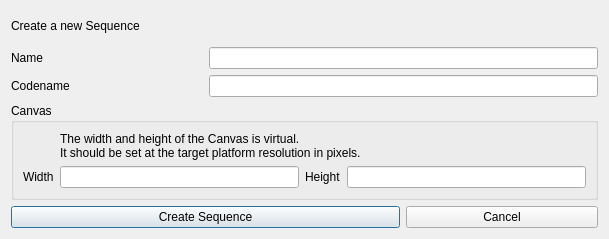
This is tools/aosdesigner/view/ui/NewSequenceDialog.ui in invy/mjklaim-freewindows as Qt 5 draws it before an edit. The edited form follows.
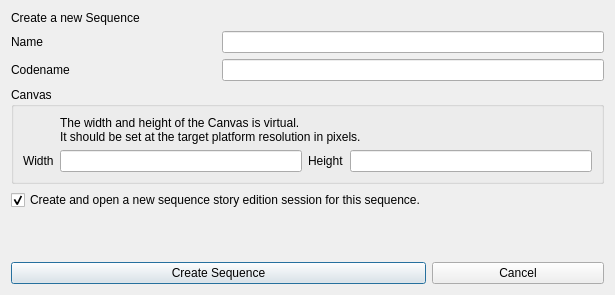
This is the edited form.

Commit message: AOSD : added an option to create and open or not an associated story-walker.

```diff
--- a/tools/aosdesigner/view/ui/NewSequenceDialog.ui
+++ b/tools/aosdesigner/view/ui/NewSequenceDialog.ui
@@ -6,8 +6,8 @@
    <rect>
     <x>0</x>
     <y>0</y>
-    <width>609</width>
-    <height>239</height>
+    <width>615</width>
+    <height>295</height>
    </rect>
   </property>
   <property name="windowTitle">
@@ -78,7 +78,7 @@
      </layout>
     </widget>
    </item>
-   <item row="4" column="0" colspan="2">
+   <item row="6" column="0" colspan="2">
     <widget class="QPushButton" name="button_create">
      <property name="text">
       <string>Create Sequence</string>
@@ -91,7 +91,7 @@
      </property>
     </widget>
    </item>
-   <item row="4" column="2">
+   <item row="6" column="2">
     <widget class="QPushButton" name="button_cancel">
      <property name="text">
       <string>Cancel</string>
@@ -104,6 +104,29 @@
      </property>
     </widget>
    </item>
+   <item row="5" column="0">
+    <spacer name="verticalSpacer">
+     <property name="orientation">
+      <enum>Qt::Vertical</enum>
+     </property>
+     <property name="sizeHint" stdset="0">
+      <size>
+       <width>20</width>
+       <height>40</height>
+      </size>
+     </property>
+    </spacer>
+   </item>
+   <item row="4" column="0" colspan="2">
+    <widget class="QCheckBox" name="check_create_storywalker">
+     <property name="text">
+      <string>Create and open a new sequence story edition session for this sequence.</string>
+     </property>
+     <property name="checked">
+      <bool>true</bool>
+     </property>
+    </widget>
+   </item>
   </layout>
  </widget>
  <tabstops>
```
The commit also changes 3 other files.
